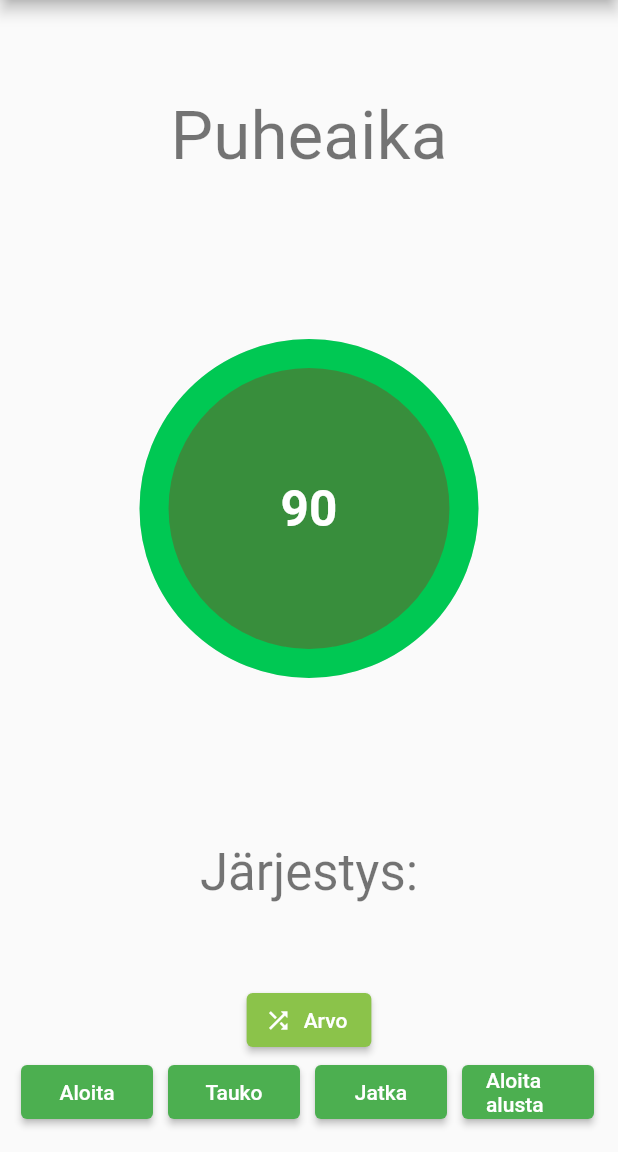
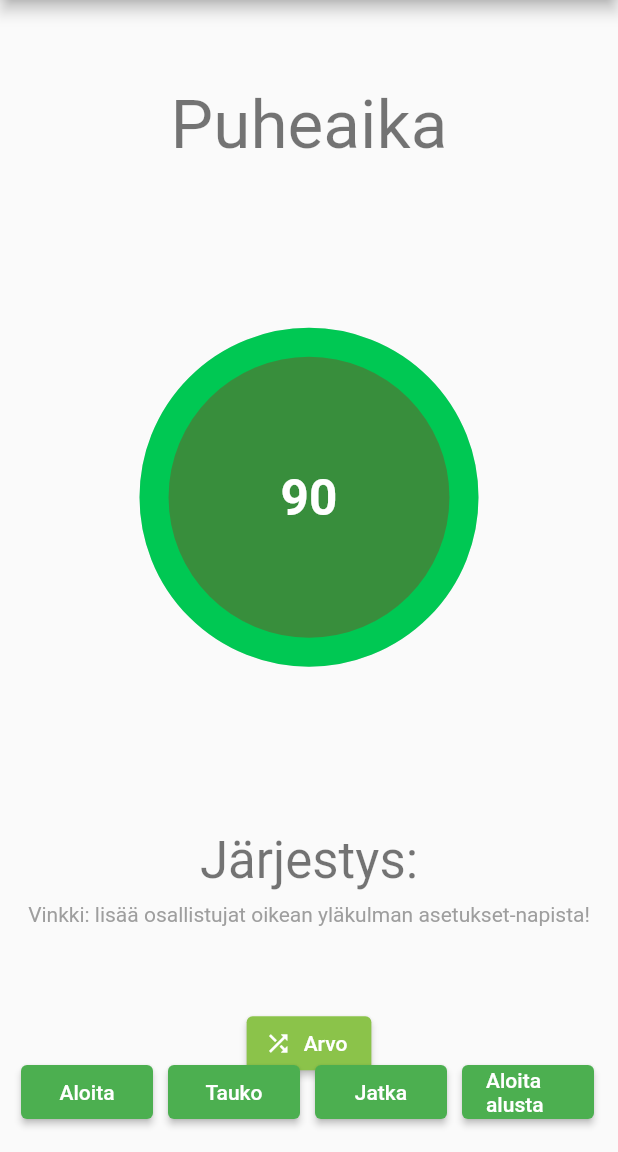
Before and after one commit to areee/flutter_participants_lottery, a Flutter app: the screen it shows after launch, after a tap on "Arvo", on a phone screen of 412 x 824 dp, the part 84-1236 px from its top. Run offline on Flutter 3.47's test engine with Material 2 defaults, Android fonts, the light colour scheme and no system bars; drawn by our look-alikes of circular_countdown_timer; our stand-ins replace audioplayers, shared_preferences; missing offline and left inert: emoji_alert; network calls fail.

Commit message:
Add participant avatars & do some refactoring (#23)
* Move lottery_logic.dart inside src/

* Add 'flutter_dotenv' package & use it with .env file (update .gitignore)

* Initialize dotenv & update import for lottery_logic (in main.dart)

* Add avatar_widget.dart (use Multiavatar API key from .env file)

* Add avatar import & temporarily comment sharedPreferences lines in main.dart

* Refactor lottery_logic.dart (move the main lottery logic under '_reOrderList' method & add a new 'runLotteryListReturnList' method)

* Add simple tests (lottery_test.dart) for lottery logic

* Add a string_helper.dart & test it with string_helper_test.dart

* Update main.dart: simplify dotenv load & update code to use participant names in a list that is showed in ListView

* Fix the layout issues in main.dart & avatar_widget.dart

* Add 'listIntoCommaSeparatedString' method, test it & use in '_textEditingController'

* Remove GitHub workflow (deploy locally for now). Change flutter_dotenv -> envify. Small updates into main.dart (based on a new Flutter project)

* Add peanut.yaml for local build & deploy into GitHub Pages

* Update shared_preferences version in pubspec.yaml

* Update index.html to use a placeholder for base href (Flutter 2.5 style)

* Start using shared preferences & some cleaning in main.dart
(+ add a text hint when there aren't participants)

* Rename a method in main.dart ('_getParticipantNames' -> '_setParticipantNames')

```diff
--- a/lib/lottery_logic.dart
+++ /dev/null
@@ -1,30 +0,0 @@
-import 'dart:math';
-
-String runLottery(String names) {
-  return runLotteryList(names.split(','));
-}
-
-String runLotteryList(List<String> names) {
-  var reOrderedList = <int>[];
-
-  var random = Random();
-
-  while (reOrderedList.length != names.length) {
-    var randomNumber = random.nextInt(names.length);
-
-    if (!reOrderedList.contains(randomNumber)) {
-      reOrderedList.add(randomNumber);
-    }
-  }
-
-  var returnedString = '';
-
-  for (var i = 0; i < reOrderedList.length; i++) {
-    if (i == 0) {
-      returnedString = '${names[reOrderedList[i]]}';
-    } else {
-      returnedString = '$returnedString, ${names[reOrderedList[i]]}';
-    }
-  }
-  return returnedString.replaceAll('  ', ' ');
-}
--- a/lib/main.dart
+++ b/lib/main.dart
@@ -4,11 +4,17 @@ import 'package:circular_countdown_timer/circular_countdown_timer.dart';
 import 'package:shared_preferences/shared_preferences.dart';
 import 'package:emoji_alert/emoji_alert.dart';
 import 'package:audioplayers/audioplayers.dart';
-import 'package:flutter_participants_lottery/lottery_logic.dart' as lottery;
+import 'src/lottery_logic.dart' as lottery;
+import 'src/string_helper.dart' as stringHelper;
+import 'src/avatar_widget.dart';
 
-void main() => runApp(MyApp());
+void main() {
+  runApp(const MyApp());
+}
 
 class MyApp extends StatelessWidget {
+  const MyApp({Key? key}) : super(key: key);
+
   @override
   Widget build(BuildContext context) {
     final ThemeData theme = ThemeData(
@@ -30,21 +36,19 @@ class MyApp extends StatelessWidget {
 }
 
 class MyHomePage extends StatefulWidget {
-  MyHomePage({Key? key, required this.title}) : super(key: key);
-
+  const MyHomePage({Key? key, required this.title}) : super(key: key);
   final String title;
 
   @override
-  _MyHomePageState createState() => _MyHomePageState();
+  State<MyHomePage> createState() => _MyHomePageState();
 }
 
 class _MyHomePageState extends State<MyHomePage> {
-  AudioCache audioCache = AudioCache();
-  CountDownController _countDownController = CountDownController();
-  int _duration = 90;
-  TextEditingController _textEditingController = TextEditingController();
-  String _participantNames = '';
-  String _valueText = '';
+  var audioCache = AudioCache();
+  var _countDownController = CountDownController();
+  var _duration = 90;
+  var _textEditingController = TextEditingController();
+  var _participantNamesInList = <String>[];
 
   @override
   void initState() {
@@ -65,9 +69,19 @@ class _MyHomePageState extends State<MyHomePage> {
   /// Load data in SharedPreferences on start
   void _loadData() async {
     final prefs = await SharedPreferences.getInstance();
+    var oldWay = prefs.getString('participantNames') ?? '';
+    var newWay = prefs.getStringList('participantNamesInList') ?? <String>[];
+
     setState(() {
-      _participantNames = (prefs.getString('participantNames') ?? '');
-      _valueText = (prefs.getString('participantNames') ?? '');
+      // If the user's local storage has already some old comma-separated string names
+      if (oldWay.isNotEmpty && newWay.isEmpty) {
+        _participantNamesInList =
+            stringHelper.commaSeparatedStringIntoList(oldWay);
+        prefs.setStringList('participantNamesInList', _participantNamesInList);
+        prefs.setString('participantNames', '');
+      } else {
+        _participantNamesInList = newWay;
+      }
     });
   }
 
@@ -97,8 +111,9 @@ class _MyHomePageState extends State<MyHomePage> {
 
     final prefs = await SharedPreferences.getInstance();
     setState(() {
-      _participantNames = lottery.runLottery(_participantNames);
-      prefs.setString('participantNames', _participantNames);
+      _participantNamesInList =
+          lottery.runLotteryListReturnList(_participantNamesInList);
+      prefs.setStringList('participantNamesInList', _participantNamesInList);
     });
   }
 
@@ -109,12 +124,9 @@ class _MyHomePageState extends State<MyHomePage> {
           return AlertDialog(
             title: Text('Syötä nimet'),
             content: TextField(
-              onChanged: (value) {
-                setState(() {
-                  _valueText = value;
-                });
-              },
-              controller: _textEditingController..text = _participantNames,
+              controller: _textEditingController
+                ..text = stringHelper
+                    .listIntoCommaSeparatedString(_participantNamesInList),
               decoration:
                   InputDecoration(hintText: "Syötä nimet, erottele pilkuilla"),
             ),
@@ -130,16 +142,21 @@ class _MyHomePageState extends State<MyHomePage> {
               TextButton(
                 child: Text('OK'),
                 onPressed: () async {
-                  final prefs = await SharedPreferences.getInstance();
-                  setState(() {
-                    _participantNames = _valueText;
-                    prefs.setString('participantNames', _participantNames);
-                    Navigator.pop(context);
-                  });
+                  _setParticipantNames(context);
                 },
               ),
             ],
           );
+        });
+  }
+
+  Future<void> _setParticipantNames(BuildContext context) async {
+    final prefs = await SharedPreferences.getInstance();
+    setState(() {
+      _participantNamesInList = stringHelper
+          .commaSeparatedStringIntoList(_textEditingController.text);
+      prefs.setStringList('participantNamesInList', _participantNamesInList);
+      Navigator.pop(context);
     });
   }
 
@@ -216,16 +233,22 @@ class _MyHomePageState extends State<MyHomePage> {
                 style: Theme.of(context).textTheme.headline4,
               ),
             ),
-            Padding(
-              padding: const EdgeInsets.all(8.0),
-              child: Text(
-                '$_participantNames',
-                style: Theme.of(context).textTheme.headline6,
+            Container(
+              height: 70,
+              child: _participantNamesInList.length > 0
+                  ? new ListView(
+                      shrinkWrap: true,
+                      scrollDirection: Axis.horizontal,
+                      children: _participantNamesInList
+                          .map((name) => AvatarWidget(participantName: name))
+                          .toList(),
+                    )
+                  : Text(
+                      'Vinkki: lisää osallistujat oikean yläkulman asetukset-napista!',
+                      style: TextStyle(color: Colors.grey),
                     ),
             ),
-            Padding(
-              padding: const EdgeInsets.all(8.0),
-              child: ElevatedButton.icon(
+            ElevatedButton.icon(
               onPressed: () {
                 _runLottery();
               },
@@ -237,7 +260,6 @@ class _MyHomePageState extends State<MyHomePage> {
               style: ElevatedButton.styleFrom(
                   primary: Theme.of(context).primaryColor),
             ),
-            )
           ],
         ),
       ),
--- /dev/null
+++ b/lib/src/lottery_logic.dart
@@ -0,0 +1,45 @@
+import 'dart:math';
+
+String runLottery(String names) {
+  return runLotteryList(names.split(','));
+}
+
+String runLotteryList(List<String> names) {
+  var reOrderedList = _reOrderList(names);
+  var returnedString = '';
+
+  for (var i = 0; i < reOrderedList.length; i++) {
+    if (i == 0) {
+      returnedString = '${names[reOrderedList[i]]}';
+    } else {
+      returnedString = '$returnedString, ${names[reOrderedList[i]]}';
+    }
+  }
+  return returnedString.replaceAll('  ', ' ');
+}
+
+List<String> runLotteryListReturnList(List<String> names) {
+  var reOrderedList = _reOrderList(names);
+  var returnedList = <String>[];
+
+  for (var i = 0; i < reOrderedList.length; i++) {
+    var name = names[reOrderedList[i]];
+    returnedList.add(name);
+  }
+  return returnedList;
+}
+
+/// Returns ordinal numbers of the [names] list in random order
+List<int> _reOrderList(List<String> names) {
+  var reOrderedList = <int>[];
+  var random = Random();
+
+  while (reOrderedList.length != names.length) {
+    var randomNumber = random.nextInt(names.length);
+
+    if (!reOrderedList.contains(randomNumber)) {
+      reOrderedList.add(randomNumber);
+    }
+  }
+  return reOrderedList;
+}
--- /dev/null
+++ b/peanut.yaml
@@ -0,0 +1,3 @@
+# Configuration for https://pub.dev/packages/peanut
+
+extra-args: "--base-href /flutter_participants_lottery/"
```
Also changed, not shown: lib/src/avatar_widget.dart (added, +25 -0 lines), lib/src/string_helper.dart (added, +17 -0 lines), pubspec.yaml (+4 -54 lines), pubspec.lock, 6 other files. Lines whose indentation alone changed are shown as unchanged.
